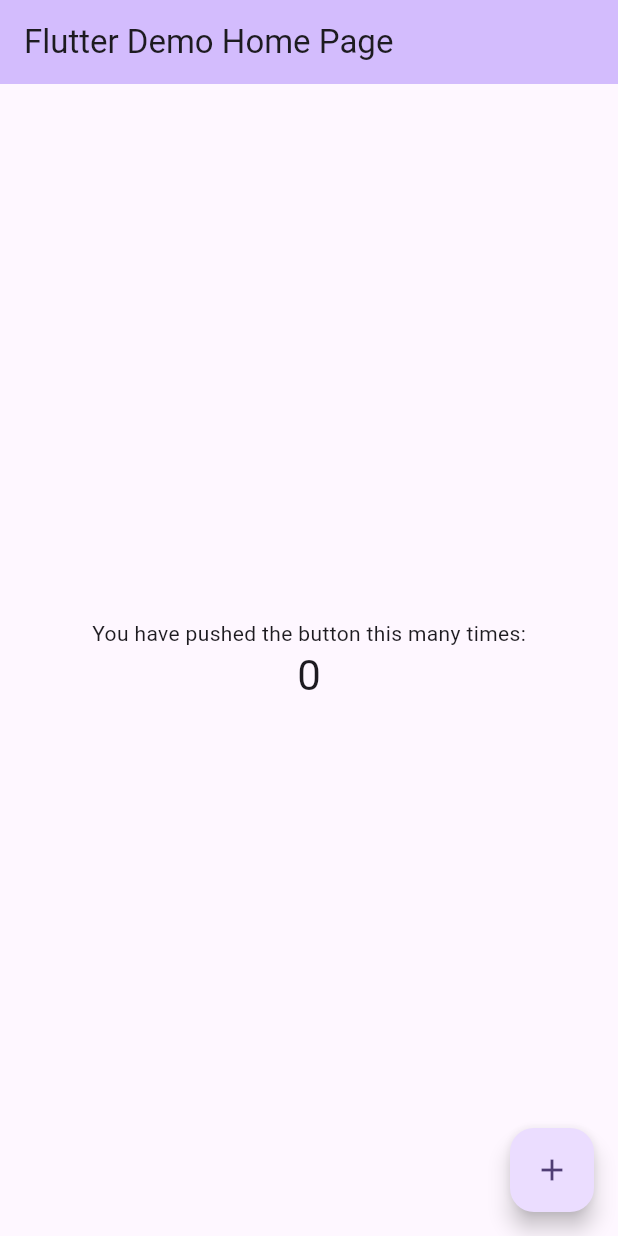
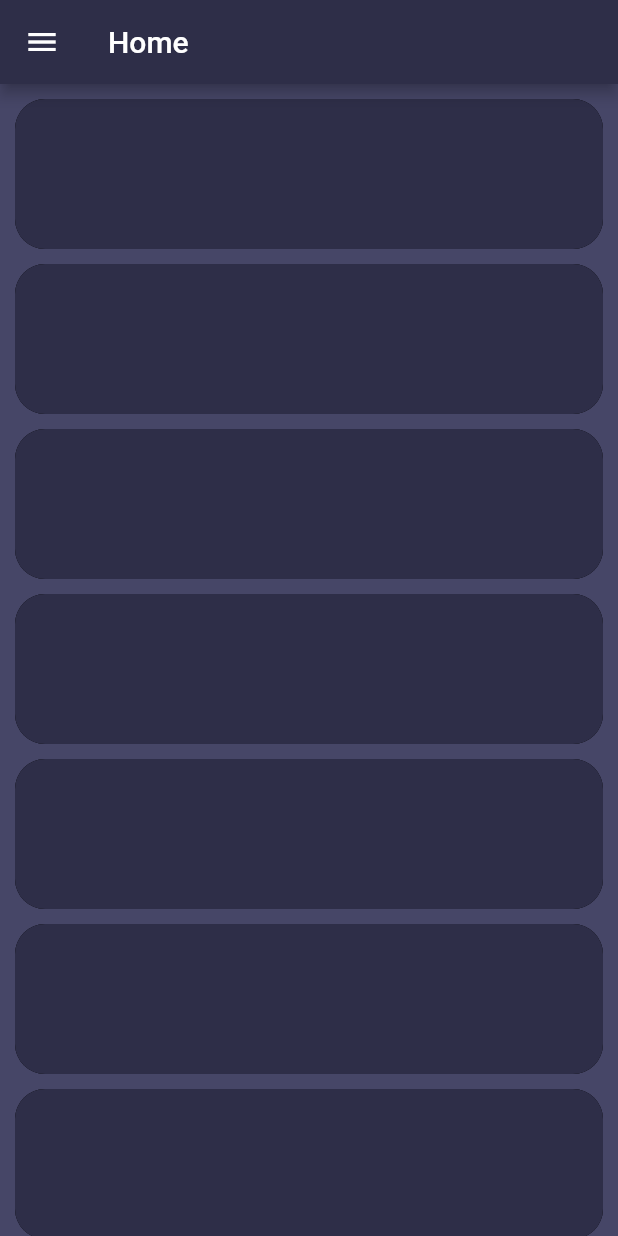
Before and after one commit to dhalmy/iit-scheduling-app, a Flutter app: the screen it shows after launch, on a phone screen of 412 x 824 dp. Run offline on Flutter 3.47's test engine with Material 2 defaults, Android fonts, the phone set to English and light mode, and no system bars; our stand-ins replace sidebarx.

Commit message:
Added a side-menu nav bar to start development with.

```diff
--- a/lib/main.dart
+++ b/lib/main.dart
@@ -1,125 +1,236 @@
 import 'package:flutter/material.dart';
+import 'package:sidebarx/sidebarx.dart';
 
 void main() {
-  runApp(const MyApp());
+  runApp(SidebarXExampleApp());
 }
 
-class MyApp extends StatelessWidget {
-  const MyApp({super.key});
+class SidebarXExampleApp extends StatelessWidget {
+  SidebarXExampleApp({Key? key}) : super(key: key);
 
-  // This widget is the root of your application.
+  final _controller = SidebarXController(selectedIndex: 0, extended: true);
+  final _key = GlobalKey<ScaffoldState>();
+
   @override
   Widget build(BuildContext context) {
     return MaterialApp(
-      title: 'Flutter Demo',
+      title: 'SidebarX Example',
+      debugShowCheckedModeBanner: false,
       theme: ThemeData(
-        // This is the theme of your application.
-        //
-        // TRY THIS: Try running your application with "flutter run". You'll see
-        // the application has a blue toolbar. Then, without quitting the app,
-        // try changing the seedColor in the colorScheme below to Colors.green
-        // and then invoke "hot reload" (save your changes or press the "hot
-        // reload" button in a Flutter-supported IDE, or press "r" if you used
-        // the command line to start the app).
-        //
-        // Notice that the counter didn't reset back to zero; the application
-        // state is not lost during the reload. To reset the state, use hot
-        // restart instead.
-        //
-        // This works for code too, not just values: Most code changes can be
-        // tested with just a hot reload.
-        colorScheme: ColorScheme.fromSeed(seedColor: Colors.deepPurple),
-        useMaterial3: true,
+        primaryColor: primaryColor,
+        canvasColor: canvasColor,
+        scaffoldBackgroundColor: scaffoldBackgroundColor,
+        textTheme: const TextTheme(
+          headlineSmall: TextStyle(
+            color: Colors.white,
+            fontSize: 46,
+            fontWeight: FontWeight.w800,
+          ),
+        ),
       ),
-      home: const MyHomePage(title: 'Flutter Demo Home Page'),
+      home: Builder(
+        builder: (context) {
+          final isSmallScreen = MediaQuery.of(context).size.width < 600;
+          return Scaffold(
+            key: _key,
+            appBar: isSmallScreen
+                ? AppBar(
+              backgroundColor: canvasColor,
+              title: Text(_getTitleByIndex(_controller.selectedIndex)),
+              leading: IconButton(
+                onPressed: () {
+                  // if (!Platform.isAndroid && !Platform.isIOS) {
+                  //   _controller.setExtended(true);
+                  // }
+                  _key.currentState?.openDrawer();
+                },
+                icon: const Icon(Icons.menu),
+              ),
+            )
+                : null,
+            drawer: ExampleSidebarX(controller: _controller),
+            body: Row(
+              children: [
+                if (!isSmallScreen) ExampleSidebarX(controller: _controller),
+                Expanded(
+                  child: Center(
+                    child: _ScreensExample(
+                      controller: _controller,
+                    ),
+                  ),
+                ),
+              ],
+            ),
+          );
+        },
+      ),
     );
   }
 }
 
-class MyHomePage extends StatefulWidget {
-  const MyHomePage({super.key, required this.title});
+class ExampleSidebarX extends StatelessWidget {
+  const ExampleSidebarX({
+    Key? key,
+    required SidebarXController controller,
+  })  : _controller = controller,
+        super(key: key);
 
-  // This widget is the home page of your application. It is stateful, meaning
-  // that it has a State object (defined below) that contains fields that affect
-  // how it looks.
-
-  // This class is the configuration for the state. It holds the values (in this
-  // case the title) provided by the parent (in this case the App widget) and
-  // used by the build method of the State. Fields in a Widget subclass are
-  // always marked "final".
-
-  final String title;
-
-  @override
-  State<MyHomePage> createState() => _MyHomePageState();
-}
-
-class _MyHomePageState extends State<MyHomePage> {
-  int _counter = 0;
-
-  void _incrementCounter() {
-    setState(() {
-      // This call to setState tells the Flutter framework that something has
-      // changed in this State, which causes it to rerun the build method below
-      // so that the display can reflect the updated values. If we changed
-      // _counter without calling setState(), then the build method would not be
-      // called again, and so nothing would appear to happen.
-      _counter++;
-    });
-  }
+  final SidebarXController _controller;
 
   @override
   Widget build(BuildContext context) {
-    // This method is rerun every time setState is called, for instance as done
-    // by the _incrementCounter method above.
-    //
-    // The Flutter framework has been optimized to make rerunning build methods
-    // fast, so that you can just rebuild anything that needs updating rather
-    // than having to individually change instances of widgets.
-    return Scaffold(
-      appBar: AppBar(
-        // TRY THIS: Try changing the color here to a specific color (to
-        // Colors.amber, perhaps?) and trigger a hot reload to see the AppBar
-        // change color while the other colors stay the same.
-        backgroundColor: Theme.of(context).colorScheme.inversePrimary,
-        // Here we take the value from the MyHomePage object that was created by
-        // the App.build method, and use it to set our appbar title.
-        title: Text(widget.title),
-      ),
-      body: Center(
-        // Center is a layout widget. It takes a single child and positions it
-        // in the middle of the parent.
-        child: Column(
-          // Column is also a layout widget. It takes a list of children and
-          // arranges them vertically. By default, it sizes itself to fit its
-          // children horizontally, and tries to be as tall as its parent.
-          //
-          // Column has various properties to control how it sizes itself and
-          // how it positions its children. Here we use mainAxisAlignment to
-          // center the children vertically; the main axis here is the vertical
-          // axis because Columns are vertical (the cross axis would be
-          // horizontal).
-          //
-          // TRY THIS: Invoke "debug painting" (choose the "Toggle Debug Paint"
-          // action in the IDE, or press "p" in the console), to see the
-          // wireframe for each widget.
-          mainAxisAlignment: MainAxisAlignment.center,
-          children: <Widget>[
-            const Text(
-              'You have pushed the button this many times:',
-            ),
-            Text(
-              '$_counter',
-              style: Theme.of(context).textTheme.headlineMedium,
-            ),
+    return SidebarX(
+      controller: _controller,
+      theme: SidebarXTheme(
+        margin: const EdgeInsets.all(10),
+        decoration: BoxDecoration(
+          color: canvasColor,
+          borderRadius: BorderRadius.circular(20),
+        ),
+        hoverColor: scaffoldBackgroundColor,
+        textStyle: TextStyle(color: Colors.white.withOpacity(0.7)),
+        selectedTextStyle: const TextStyle(color: Colors.white),
+        itemTextPadding: const EdgeInsets.only(left: 30),
+        selectedItemTextPadding: const EdgeInsets.only(left: 30),
+        itemDecoration: BoxDecoration(
+          borderRadius: BorderRadius.circular(10),
+          border: Border.all(color: canvasColor),
+        ),
+        selectedItemDecoration: BoxDecoration(
+          borderRadius: BorderRadius.circular(10),
+          border: Border.all(
+            color: actionColor.withOpacity(0.37),
+          ),
+          gradient: const LinearGradient(
+            colors: [accentCanvasColor, canvasColor],
+          ),
+          boxShadow: [
+            BoxShadow(
+              color: Colors.black.withOpacity(0.28),
+              blurRadius: 30,
+            )
           ],
         ),
+        iconTheme: IconThemeData(
+          color: Colors.white.withOpacity(0.7),
+          size: 20,
+        ),
+        selectedIconTheme: const IconThemeData(
+          color: Colors.white,
+          size: 20,
+        ),
       ),
-      floatingActionButton: FloatingActionButton(
-        onPressed: _incrementCounter,
-        tooltip: 'Increment',
-        child: const Icon(Icons.add),
-      ), // This trailing comma makes auto-formatting nicer for build methods.
+      extendedTheme: const SidebarXTheme(
+        width: 200,
+        decoration: BoxDecoration(
+          color: canvasColor,
+        ),
+      ),
+      footerDivider: divider,
+      headerBuilder: (context, extended) {
+        return SizedBox(
+          height: 100,
+          child: Padding(
+            padding: const EdgeInsets.all(16.0),
+            child: Image.asset('assets/images/avatar.png'),
+          ),
+        );
+      },
+      items: [
+        SidebarXItem(
+          icon: Icons.home,
+          label: 'Home',
+          onTap: () {
+            debugPrint('Home');
+          },
+        ),
+        const SidebarXItem(
+          icon: Icons.search,
+          label: 'Search',
+        ),
+        const SidebarXItem(
+          icon: Icons.people,
+          label: 'People',
+        ),
+        const SidebarXItem(
+          icon: Icons.favorite,
+          label: 'Favorites',
+        ),
+        const SidebarXItem(
+          iconWidget: FlutterLogo(size: 20),
+          label: 'Flutter',
+        ),
+      ],
     );
   }
 }
+
+class _ScreensExample extends StatelessWidget {
+  const _ScreensExample({
+    Key? key,
+    required this.controller,
+  }) : super(key: key);
+
+  final SidebarXController controller;
+
+  @override
+  Widget build(BuildContext context) {
+    final theme = Theme.of(context);
+    return AnimatedBuilder(
+      animation: controller,
+      builder: (context, child) {
+        final pageTitle = _getTitleByIndex(controller.selectedIndex);
+        switch (controller.selectedIndex) {
+          case 0:
+            return ListView.builder(
+              padding: const EdgeInsets.only(top: 10),
+              itemBuilder: (context, index) => Container(
+                height: 100,
+                width: double.infinity,
+                margin: const EdgeInsets.only(bottom: 10, right: 10, left: 10),
+                decoration: BoxDecoration(
+                  borderRadius: BorderRadius.circular(20),
+                  color: Theme.of(context).canvasColor,
+                  boxShadow: const [BoxShadow()],
+                ),
+              ),
+            );
+          default:
+            return Text(
+              pageTitle,
+              style: theme.textTheme.headlineSmall,
+            );
+        }
+      },
+    );
+  }
+}
+
+String _getTitleByIndex(int index) {
+  switch (index) {
+    case 0:
+      return 'Home';
+    case 1:
+      return 'Search';
+    case 2:
+      return 'People';
+    case 3:
+      return 'Favorites';
+    case 4:
+      return 'Custom iconWidget';
+    case 5:
+      return 'Profile';
+    case 6:
+      return 'Settings';
+    default:
+      return 'Not found page';
+  }
+}
+
+const primaryColor = Color(0xFF685BFF);
+const canvasColor = Color(0xFF2E2E48);
+const scaffoldBackgroundColor = Color(0xFF464667);
+const accentCanvasColor = Color(0xFF3E3E61);
+const white = Colors.white;
+final actionColor = const Color(0xFF5F5FA7).withOpacity(0.6);
+final divider = Divider(color: white.withOpacity(0.3), height: 1);
--- a/pubspec.yaml
+++ b/pubspec.yaml
@@ -31,10 +31,7 @@ dependencies:
   flutter:
     sdk: flutter
 
-
-  # The following adds the Cupertino Icons font to your application.
-  # Use with the CupertinoIcons class for iOS style icons.
-  cupertino_icons: ^1.0.2
+  sidebarx: ^0.16.1
 
 dev_dependencies:
   flutter_test:
```
Also changed, not shown: pubspec.lock.
